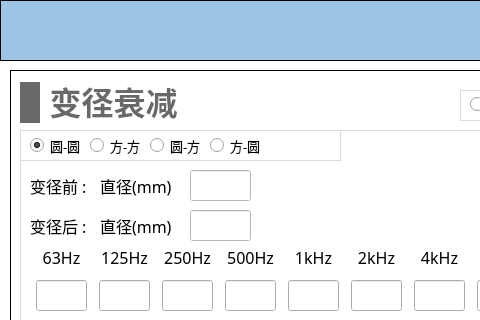
haobana/NoiCal, file NoiseCalSoft/inputDialog/dialog_reducer.ui: the form before one commit; both pictures show x 0 to 480 and y 0 to 320 of the 671 by 621 pixel window.
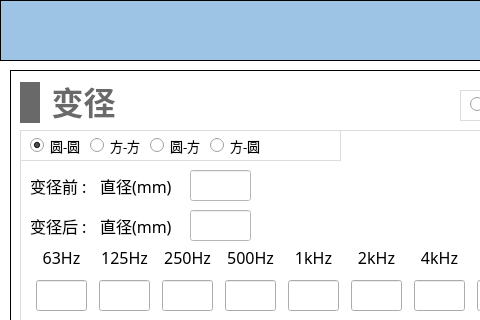
The form after the commit. Icons and pictures are not drawn.

What changed in the file:
```diff
--- a/NoiseCalSoft/inputDialog/dialog_reducer.ui
+++ b/NoiseCalSoft/inputDialog/dialog_reducer.ui
@@ -1216,7 +1216,7 @@
      <rect>
       <x>10</x>
       <y>10</y>
-      <width>161</width>
+      <width>101</width>
       <height>45</height>
      </rect>
     </property>
@@ -1262,7 +1262,7 @@
 }</string>
        </property>
        <property name="text">
-        <string>变径衰减</string>
+        <string>变径</string>
        </property>
        <property name="alignment">
         <set>Qt::AlignBottom|Qt::AlignHCenter</set>
```
